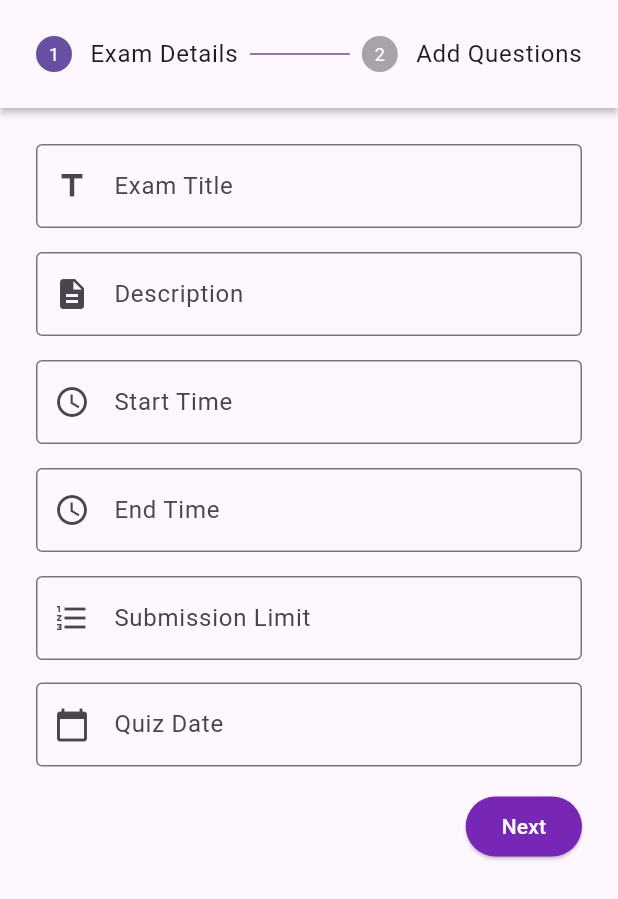
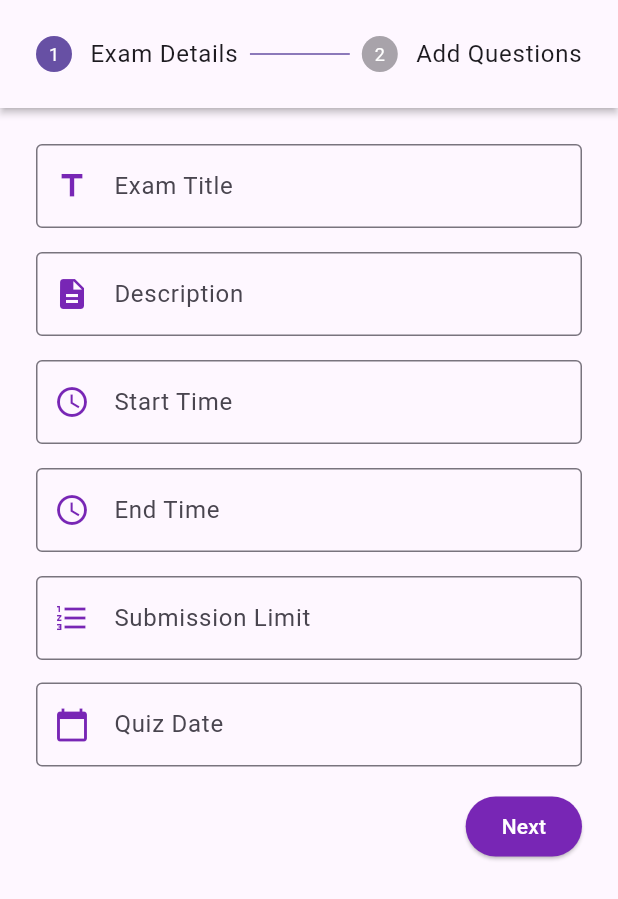
Before and after one commit to HaroonAlnhdi/Quizz_App, a Flutter app: the CreateExamPage screen opened directly, on a phone screen of 412 x 824 dp. Shown: the top 899 px of the screen. Run offline on Flutter 3.47's test engine with Material 3 defaults, Android fonts, the phone set to English and light mode, and no system bars; our stand-ins replace cloud_firestore, firebase_auth, firebase_core; accounts and stored records are empty.

Commit message:
Enhance AdminDashboard layout for better usability; refine spacing and update color scheme

```diff
--- a/lib/screens/admin/CreateExamPage.dart
+++ b/lib/screens/admin/CreateExamPage.dart
@@ -16,7 +16,8 @@ class _CreateExamPageState extends State<CreateExamPage> {
   final TextEditingController _descriptionController = TextEditingController();
   final TextEditingController _startTimeController = TextEditingController();
   final TextEditingController _endTimeController = TextEditingController();
-  final TextEditingController _submissionLimitController = TextEditingController();
+  final TextEditingController _submissionLimitController =
+      TextEditingController();
   final TextEditingController _quizDateController = TextEditingController();
   final List<Map<String, dynamic>> _questions = [];
   bool _isLoading = false;
@@ -44,7 +45,8 @@ class _CreateExamPageState extends State<CreateExamPage> {
       });
 
       try {
-        final examDoc = await FirebaseFirestore.instance.collection('Exams').add({
+        final examDoc =
+            await FirebaseFirestore.instance.collection('Exams').add({
           'title': _titleController.text,
           'description': _descriptionController.text,
           'createdBy': _getUserEmail(),
@@ -65,12 +67,17 @@ class _CreateExamPageState extends State<CreateExamPage> {
         }
 
         // Update the exam document with the question IDs
-        await FirebaseFirestore.instance.collection('Exams').doc(examDoc.id).update({
+        await FirebaseFirestore.instance
+            .collection('Exams')
+            .doc(examDoc.id)
+            .update({
           'questions': questionIds,
         });
 
         ScaffoldMessenger.of(context).showSnackBar(
-          const SnackBar(content: Text('Exam created successfully!'), backgroundColor: Colors.green),
+          const SnackBar(
+              content: Text('Exam created successfully!'),
+              backgroundColor: Colors.green),
         );
 
         _formKey.currentState?.reset();
@@ -79,7 +86,9 @@ class _CreateExamPageState extends State<CreateExamPage> {
         });
       } catch (e) {
         ScaffoldMessenger.of(context).showSnackBar(
-          SnackBar(content: Text('Error creating exam: $e'), backgroundColor: Colors.red),
+          SnackBar(
+              content: Text('Error creating exam: $e'),
+              backgroundColor: Colors.red),
         );
       } finally {
         setState(() {
@@ -89,14 +98,36 @@ class _CreateExamPageState extends State<CreateExamPage> {
     }
   }
 
-  Future<void> _selectTime(BuildContext context, TextEditingController controller) async {
+  void _editQuestion(int index) {
+  final question = _questions[index];
+  questionController.text = question['text'];
+  questionType = question['type'];
+  if (questionType == 'MCQ') {
+    optionAController.text = question['options'][0];
+    optionBController.text = question['options'][1];
+    optionCController.text = question['options'][2];
+    optionDController.text = question['options'][3];
+    correctOptionController.text = question['correctOption'];
+  } else if (questionType == 'Text') {
+    correctOptionController.text = question['correctOption'];
+  } else if (questionType == 'True/False') {
+    isTrue = question['correctOption'] == 'true';
+  }
+  setState(() {
+    showForm = true;
+  });
+}
+
+  Future<void> _selectTime(
+      BuildContext context, TextEditingController controller) async {
     final TimeOfDay? picked = await showTimePicker(
       context: context,
       initialTime: TimeOfDay.now(),
     );
     if (picked != null) {
       final now = DateTime.now();
-      final selectedTime = DateTime(now.year, now.month, now.day, picked.hour, picked.minute);
+      final selectedTime =
+          DateTime(now.year, now.month, now.day, picked.hour, picked.minute);
       controller.text = DateFormat('HH:mm').format(selectedTime);
     }
   }
@@ -135,7 +166,8 @@ class _CreateExamPageState extends State<CreateExamPage> {
                     if (_currentStep > 0)
                       TextButton(
                         style: ButtonStyle(
-                          backgroundColor: MaterialStateProperty.all(Color.fromARGB(255, 179, 120, 224)),
+                          backgroundColor: MaterialStateProperty.all(
+                              Color.fromARGB(255, 179, 120, 224)),
                         ),
                         onPressed: details.onStepCancel,
                         child: const Text(
@@ -168,7 +200,8 @@ class _CreateExamPageState extends State<CreateExamPage> {
                           controller: _titleController,
                           decoration: const InputDecoration(
                             labelText: 'Exam Title',
-                            prefixIcon: Icon(Icons.title),
+                            prefixIcon:
+                                Icon(Icons.title, color: Color(0xFF7826B5)),
                             border: OutlineInputBorder(),
                           ),
                           validator: (value) {
@@ -183,7 +216,8 @@ class _CreateExamPageState extends State<CreateExamPage> {
                           controller: _descriptionController,
                           decoration: const InputDecoration(
                             labelText: 'Description',
-                            prefixIcon: Icon(Icons.description),
+                            prefixIcon: Icon(Icons.description,
+                                color: Color(0xFF7826B5)),
                             border: OutlineInputBorder(),
                           ),
                           validator: (value) {
@@ -198,11 +232,15 @@ class _CreateExamPageState extends State<CreateExamPage> {
                           controller: _startTimeController,
                           decoration: const InputDecoration(
                             labelText: 'Start Time',
-                            prefixIcon: Icon(Icons.access_time),
+                            prefixIcon: Icon(
+                              Icons.access_time,
+                              color: Color(0xFF7826B5),
+                            ),
                             border: OutlineInputBorder(),
                           ),
                           readOnly: true,
-                          onTap: () => _selectTime(context, _startTimeController),
+                          onTap: () =>
+                              _selectTime(context, _startTimeController),
                           validator: (value) {
                             if (value == null || value.isEmpty) {
                               return 'Please select a start time';
@@ -215,7 +253,8 @@ class _CreateExamPageState extends State<CreateExamPage> {
                           controller: _endTimeController,
                           decoration: const InputDecoration(
                             labelText: 'End Time',
-                            prefixIcon: Icon(Icons.access_time),
+                            prefixIcon: Icon(Icons.access_time,
+                                color: Color(0xFF7826B5)),
                             border: OutlineInputBorder(),
                           ),
                           readOnly: true,
@@ -232,7 +271,8 @@ class _CreateExamPageState extends State<CreateExamPage> {
                           controller: _submissionLimitController,
                           decoration: const InputDecoration(
                             labelText: 'Submission Limit',
-                            prefixIcon: Icon(Icons.format_list_numbered),
+                            prefixIcon: Icon(Icons.format_list_numbered,
+                                color: Color(0xFF7826B5)),
                             border: OutlineInputBorder(),
                           ),
                           keyboardType: TextInputType.number,
@@ -240,7 +280,8 @@ class _CreateExamPageState extends State<CreateExamPage> {
                             if (value == null || value.isEmpty) {
                               return 'Please enter a submission limit';
                             }
-                            if (int.tryParse(value) == null || int.parse(value) <= 0) {
+                            if (int.tryParse(value) == null ||
+                                int.parse(value) <= 0) {
                               return 'Submission limit must be a positive number';
                             }
                             return null;
@@ -251,7 +292,8 @@ class _CreateExamPageState extends State<CreateExamPage> {
                           controller: _quizDateController, // New field
                           decoration: const InputDecoration(
                             labelText: 'Quiz Date',
-                            prefixIcon: Icon(Icons.calendar_today),
+                            prefixIcon: Icon(Icons.calendar_today,
+                                color: Color(0xFF7826B5)),
                             border: OutlineInputBorder(),
                           ),
                           readOnly: true,
@@ -263,7 +305,8 @@ class _CreateExamPageState extends State<CreateExamPage> {
                               lastDate: DateTime(2101),
                             );
                             if (pickedDate != null) {
-                              _quizDateController.text = DateFormat('yyyy-MM-dd').format(pickedDate);
+                              _quizDateController.text =
+                                  DateFormat('yyyy-MM-dd').format(pickedDate);
                             }
                           },
                           validator: (value) {
@@ -278,7 +321,8 @@ class _CreateExamPageState extends State<CreateExamPage> {
                     ),
                   ),
                   isActive: _currentStep >= 0,
-                  state: _currentStep > 0 ? StepState.complete : StepState.indexed,
+                  state:
+                      _currentStep > 0 ? StepState.complete : StepState.indexed,
                 ),
                 Step(
                   title: const Text('Add Questions'),
@@ -288,16 +332,27 @@ class _CreateExamPageState extends State<CreateExamPage> {
       shrinkWrap: true,
       itemCount: _questions.length,
       itemBuilder: (context, index) {
-                          return ListTile(
+        return Container(
+          margin: const EdgeInsets.symmetric(vertical: 4),
+          decoration: BoxDecoration(
+            border: Border.all(color: Colors.grey),
+            borderRadius: BorderRadius.circular(8),
+          ),
+          child: ListTile(
+            leading: CircleAvatar(
+              child: Text('${index + 1}'),
+            ),
             title: Text(_questions[index]['text']),
-                            subtitle: Text('Type: ${_questions[index]['type']}, Options: ${_questions[index]['options']?.join(', ')}'),
+            subtitle: Text(
+              'Type: ${_questions[index]['type']}, Options: ${_questions[index]['options']?.join(', ')}',
+            ),
             trailing: Row(
               mainAxisSize: MainAxisSize.min,
               children: [
                 IconButton(
                   icon: const Icon(Icons.edit),
                   onPressed: () {
-                                    // Add your edit question logic here
+                     _editQuestion(index);
                   },
                 ),
                 IconButton(
@@ -310,6 +365,7 @@ class _CreateExamPageState extends State<CreateExamPage> {
                 ),
               ],
             ),
+          ),
         );
       },
     ),
@@ -318,7 +374,8 @@ class _CreateExamPageState extends State<CreateExamPage> {
   ],
 ),
                   isActive: _currentStep >= 1,
-                  state: _currentStep > 1 ? StepState.complete : StepState.indexed,
+                  state:
+                      _currentStep > 1 ? StepState.complete : StepState.indexed,
                 ),
               ],
             ),
@@ -331,9 +388,16 @@ class _CreateExamPageState extends State<CreateExamPage> {
         Row(
           mainAxisAlignment: MainAxisAlignment.start,
           children: [
-            const Text('Add Question', style: TextStyle(fontSize: 18, fontWeight: FontWeight.bold)),
+            const Text('Add Question :',
+                style: TextStyle(fontSize: 18, fontWeight: FontWeight.bold)),
             const SizedBox(width: 16),
-            DropdownButton<String>(
+            Container(
+              decoration: BoxDecoration(
+                border: Border.all(color: Colors.grey),
+                borderRadius: BorderRadius.circular(8),
+              ),
+              padding: const EdgeInsets.symmetric(horizontal: 12),
+              child: DropdownButton<String>(
                 borderRadius: BorderRadius.circular(8),
                 dropdownColor: Colors.white,
                 value: questionType,
@@ -349,6 +413,8 @@ class _CreateExamPageState extends State<CreateExamPage> {
                     showForm = true;
                   });
                 },
+                underline: const SizedBox(),
+              ),
             ),
           ],
         ),
@@ -445,10 +511,11 @@ class _CreateExamPageState extends State<CreateExamPage> {
                         showForm = false;
                       });
                     },
-                    child: const Text('Cancel'),
                     style: ElevatedButton.styleFrom(
                       backgroundColor: Colors.red,
                     ),
+                    child: const Text('Cancel',
+                        style: TextStyle(color: Colors.white)),
                   ),
                   ElevatedButton(
                     onPressed: () {
@@ -467,15 +534,18 @@ class _CreateExamPageState extends State<CreateExamPage> {
                               : null,
                           'correctOption': questionType == 'MCQ'
                               ? correctOptionController.text
-                              : (questionType == 'True/False' ? isTrue.toString() : correctOptionController.text),
+                              : (questionType == 'True/False'
+                                  ? isTrue.toString()
+                                  : correctOptionController.text),
                         });
                         showForm = false;
                       });
                     },
-                    child: const Text('Add Question'),
                     style: ElevatedButton.styleFrom(
                       backgroundColor: Colors.green,
                     ),
+                    child: const Text('Add Question',
+                        style: TextStyle(color: Colors.white)),
                   ),
                 ],
               ),
```
Lines whose indentation alone changed are shown as unchanged.
